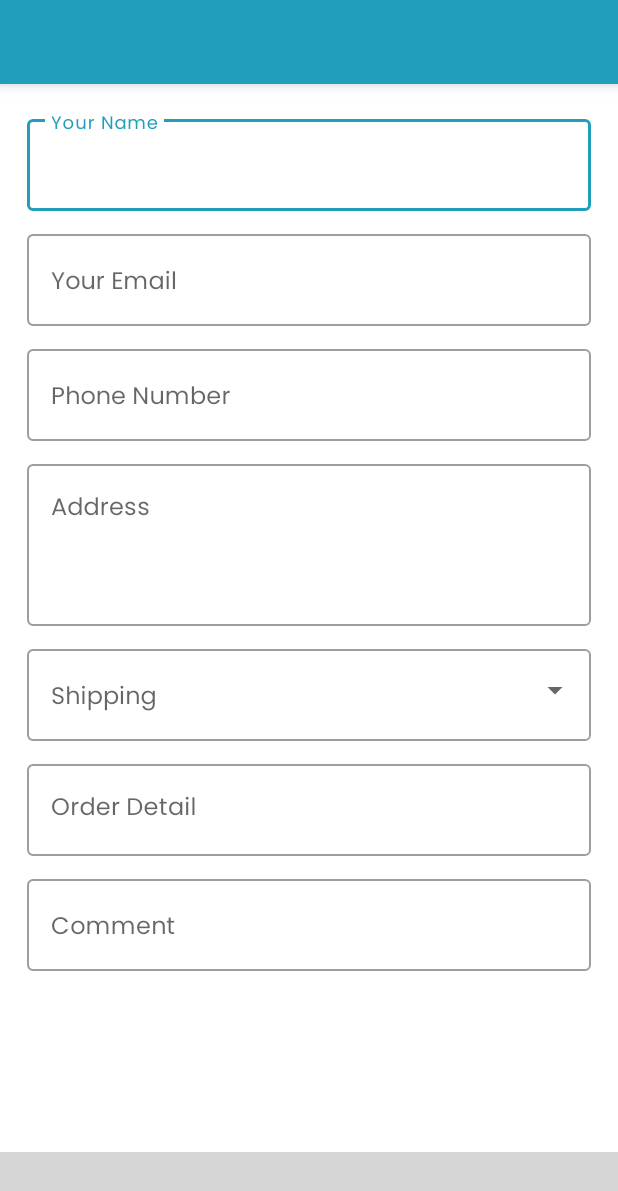
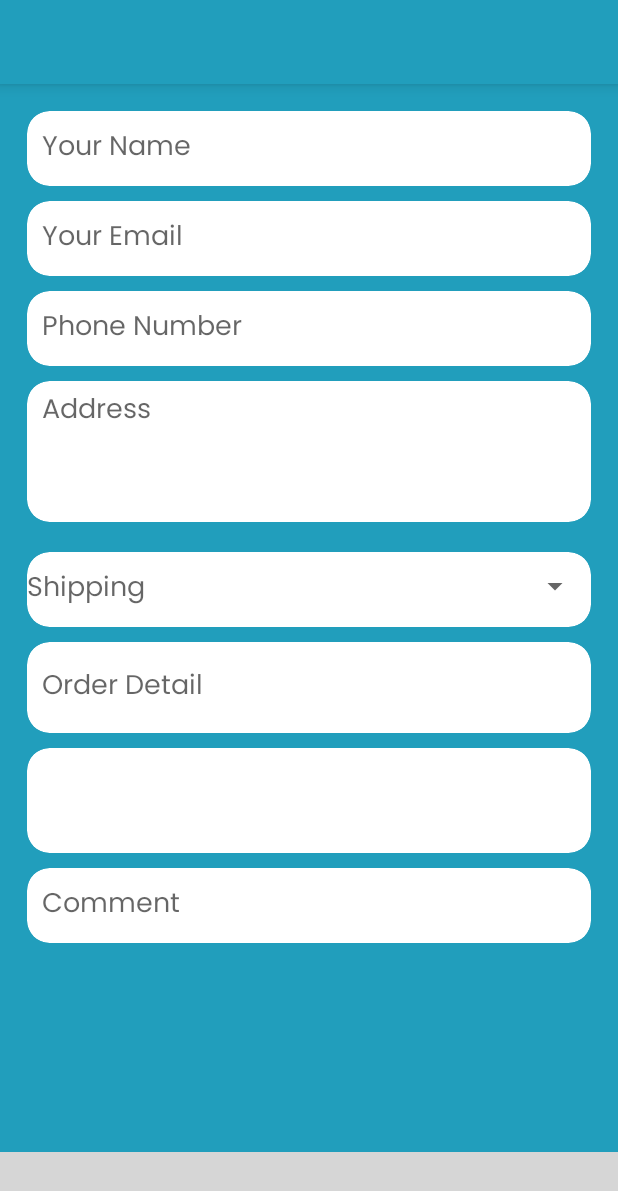
Before and after one commit to To-Rex/DiSO, an Android app: the layout activity_checkout.xml on its own in the app's theme, with its tools: preview values and no code run, on a phone screen of 412 x 824 dp. Shown: the top 1191 px of the screen. Run offline under Robolectric (Android 15) with nearby library versions, the phone set to English and light mode, and no system bars; plain views replace MaterialRippleLayout; network calls fail; grey boxes are pictures that could not be loaded.

Commit message:
first commit

```diff
--- a/app/src/main/res/layout/activity_cart.xml
+++ b/app/src/main/res/layout/activity_cart.xml
@@ -1,7 +1,7 @@
 <RelativeLayout xmlns:android="http://schemas.android.com/apk/res/android"
     android:layout_width="match_parent"
     android:layout_height="match_parent"
-    android:background="@color/white">
+    android:background="@color/color_2">
 
     <include
         android:id="@+id/toolbar"
@@ -38,7 +38,6 @@
             android:layout_height="wrap_content"
             android:layout_alignParentBottom="true" />
 
-
     </RelativeLayout>
 
     <include
--- a/app/src/main/res/layout/activity_checkout.xml
+++ b/app/src/main/res/layout/activity_checkout.xml
@@ -1,9 +1,10 @@
 <?xml version="1.0" encoding="utf-8"?>
 <RelativeLayout xmlns:android="http://schemas.android.com/apk/res/android"
     xmlns:app="http://schemas.android.com/apk/res-auto"
+    xmlns:tools="http://schemas.android.com/tools"
     android:layout_width="match_parent"
     android:layout_height="match_parent"
-    android:background="@color/white">
+    android:background="@color/color_2">
 
     <include
         android:id="@+id/toolbar"
@@ -25,103 +26,116 @@
             android:layout_margin="18dp"
             android:orientation="vertical">
 
-            <com.google.android.material.textfield.TextInputLayout
-                style="@style/Widget.MaterialComponents.TextInputLayout.OutlinedBox"
+            <androidx.cardview.widget.CardView
                 android:layout_width="match_parent"
-                android:layout_height="wrap_content">
-
+                android:layout_height="wrap_content"
+                app:cardCornerRadius="15dp"
+                app:cardElevation="0dp">
                 <EditText
                     android:id="@+id/edt_name"
                     android:layout_width="match_parent"
-                    android:layout_height="wrap_content"
+                    android:layout_height="50dp"
                     android:hint="@string/checkout_your_name"
+                    android:gravity="center_vertical"
+                    android:paddingStart="10dp"
+                    android:paddingEnd="10dp"
+                    android:textColor="@color/color_3"
                     android:inputType="textCapWords"
+                    android:background="@null"
                     android:maxLines="1"
-                    android:singleLine="true">
+                    android:singleLine="false"
+                    tools:ignore="Autofill" />
+            </androidx.cardview.widget.CardView>
 
-                </EditText>
-
-            </com.google.android.material.textfield.TextInputLayout>
-
-            <com.google.android.material.textfield.TextInputLayout
-                style="@style/Widget.MaterialComponents.TextInputLayout.OutlinedBox"
+            <androidx.cardview.widget.CardView
                 android:layout_width="match_parent"
                 android:layout_height="wrap_content"
-                android:layout_marginTop="10dp">
-
+                android:layout_marginTop="10dp"
+                app:cardCornerRadius="15dp"
+                app:cardElevation="0dp">
                 <EditText
                     android:id="@+id/edt_email"
                     android:layout_width="match_parent"
-                    android:layout_height="wrap_content"
+                    android:layout_height="50dp"
+                    android:gravity="center_vertical"
+                    android:paddingStart="10dp"
+                    android:paddingEnd="10dp"
+                    android:textColor="@color/color_3"
+                    android:background="@null"
                     android:hint="@string/checkout_email"
                     android:inputType="textEmailAddress"
                     android:maxLines="1"
-                    android:singleLine="true">
+                    android:singleLine="true"
+                    tools:ignore="Autofill" />
 
-                </EditText>
+            </androidx.cardview.widget.CardView>
 
-            </com.google.android.material.textfield.TextInputLayout>
-
-            <com.google.android.material.textfield.TextInputLayout
-                style="@style/Widget.MaterialComponents.TextInputLayout.OutlinedBox"
+            <androidx.cardview.widget.CardView
                 android:layout_width="match_parent"
                 android:layout_height="wrap_content"
-                android:layout_marginTop="10dp">
-
+                android:layout_marginTop="10dp"
+                app:cardCornerRadius="15dp"
+                app:cardElevation="0dp">
                 <EditText
                     android:id="@+id/edt_phone"
                     android:layout_width="match_parent"
-                    android:layout_height="wrap_content"
+                    android:layout_height="50dp"
+                    android:gravity="center_vertical"
+                    android:paddingStart="10dp"
+                    android:paddingEnd="10dp"
+                    android:textColor="@color/color_3"
+                    android:background="@null"
                     android:hint="@string/checkout_phone_number"
                     android:inputType="phone"
                     android:maxLines="1"
-                    android:singleLine="true">
+                    android:singleLine="true"/>
+            </androidx.cardview.widget.CardView>
 
-                </EditText>
-
-            </com.google.android.material.textfield.TextInputLayout>
-
-            <com.google.android.material.textfield.TextInputLayout
-                style="@style/Widget.MaterialComponents.TextInputLayout.OutlinedBox"
+            <androidx.cardview.widget.CardView
                 android:layout_width="match_parent"
                 android:layout_height="wrap_content"
-                android:layout_marginTop="10dp">
-
+                android:layout_marginTop="10dp"
+                app:cardCornerRadius="15dp"
+                app:cardElevation="0dp">
                 <EditText
                     android:id="@+id/edt_address"
                     android:layout_width="match_parent"
                     android:layout_height="wrap_content"
+                    android:paddingTop="5dp"
+                    android:paddingBottom="5dp"
+                    android:paddingStart="10dp"
+                    android:paddingEnd="10dp"
+                    android:textColor="@color/color_3"
+                    android:background="@null"
                     android:gravity="top"
                     android:hint="@string/checkout_address"
-                    android:lines="3">
-
+                    android:lines="3"
+                    tools:ignore="Autofill,TextFields">
                 </EditText>
-
-            </com.google.android.material.textfield.TextInputLayout>
+            </androidx.cardview.widget.CardView>
 
             <RelativeLayout
                 android:layout_width="match_parent"
                 android:layout_height="wrap_content"
                 android:layout_marginTop="10dp">
-
-                <com.google.android.material.textfield.TextInputLayout
-                    style="@style/Widget.MaterialComponents.TextInputLayout.OutlinedBox"
+                <androidx.cardview.widget.CardView
                     android:layout_width="match_parent"
-                    android:layout_height="wrap_content">
-
+                    android:layout_height="wrap_content"
+                    android:layout_marginTop="10dp"
+                    app:cardCornerRadius="15dp"
+                    app:cardElevation="0dp">
                     <EditText
                         android:id="@+id/edt_shipping"
                         android:layout_width="match_parent"
-                        android:layout_height="wrap_content"
+                        android:layout_height="50dp"
                         android:hint="@string/txt_shipping"
                         android:inputType="text"
+                        android:background="@null"
+                        android:gravity="center_vertical"
                         android:maxLines="1"
                         android:singleLine="true"
-                        android:textColor="@color/white">
-
-                    </EditText>
-
-                </com.google.android.material.textfield.TextInputLayout>
+                        android:textColor="@color/white"/>
+                </androidx.cardview.widget.CardView>
 
                 <Spinner
                     android:id="@+id/spinner"
@@ -132,62 +146,69 @@
 
             </RelativeLayout>
 
-            <com.google.android.material.textfield.TextInputLayout
-                style="@style/Widget.MaterialComponents.TextInputLayout.OutlinedBox"
+            <androidx.cardview.widget.CardView
                 android:layout_width="match_parent"
                 android:layout_height="wrap_content"
-                android:layout_marginTop="10dp">
-
+                android:layout_marginTop="10dp"
+                app:cardCornerRadius="15dp"
+                app:cardElevation="0dp">
                 <EditText
                     android:id="@+id/edt_order_list"
                     android:layout_width="match_parent"
-                    android:layout_height="wrap_content"
-                    android:gravity="top|left"
+                    android:layout_height="50dp"
+                    android:layout_marginTop="5dp"
+                    android:layout_marginBottom="5dp"
+                    android:paddingStart="10dp"
+                    android:paddingEnd="10dp"
+                    android:textColor="@color/color_3"
+                    android:background="@null"
+                    android:gravity="center_vertical"
                     android:hint="@string/checkout_order_list"
                     android:inputType="textMultiLine"
-                    android:textColor="@color/black">
+                    tools:ignore="Autofill" />
+            </androidx.cardview.widget.CardView>
 
-                </EditText>
-
-            </com.google.android.material.textfield.TextInputLayout>
-
-            <com.google.android.material.textfield.TextInputLayout
+            <androidx.cardview.widget.CardView
                 android:layout_width="match_parent"
                 android:layout_height="wrap_content"
-                android:visibility="gone">
-
+                android:layout_marginTop="10dp"
+                app:cardCornerRadius="15dp"
+                app:cardElevation="0dp">
                 <EditText
                     android:id="@+id/edt_order_total"
                     android:layout_width="match_parent"
-                    android:layout_height="wrap_content"
+                    android:layout_height="50dp"
+                    android:paddingStart="10dp"
+                    android:paddingEnd="10dp"
+                    android:textColor="@color/color_2"
+                    android:background="@null"
                     android:layout_margin="10dp"
+                    android:gravity="center_vertical"
                     android:layout_marginBottom="10dp"
                     android:inputType="text"
-                    android:padding="10dp"
-                    android:textColor="@color/hint">
+                    android:padding="10dp"/>
+            </androidx.cardview.widget.CardView>
 
-                </EditText>
-
-            </com.google.android.material.textfield.TextInputLayout>
-
-            <com.google.android.material.textfield.TextInputLayout
-                style="@style/Widget.MaterialComponents.TextInputLayout.OutlinedBox"
+            <androidx.cardview.widget.CardView
                 android:layout_width="match_parent"
                 android:layout_height="wrap_content"
-                android:layout_marginTop="10dp">
-
+                android:layout_marginTop="10dp"
+                app:cardCornerRadius="15dp"
+                app:cardElevation="0dp">
                 <EditText
                     android:id="@+id/edt_comment"
                     android:layout_width="match_parent"
-                    android:layout_height="wrap_content"
+                    android:layout_height="50dp"
+                    android:paddingStart="10dp"
+                    android:paddingEnd="10dp"
+                    android:textColor="@color/color_3"
+                    android:background="@null"
+                    android:gravity="center_vertical"
                     android:hint="@string/checkout_add_comment"
                     android:inputType="textCapWords"
                     android:maxLines="1"
-                    android:singleLine="true">
-
-                </EditText>
-
-            </com.google.android.material.textfield.TextInputLayout>
+                    android:singleLine="true"/>
+            </androidx.cardview.widget.CardView>
 
         </LinearLayout>
 
@@ -198,7 +219,7 @@
         android:layout_width="match_parent"
         android:layout_height="?actionBarSize"
         android:layout_alignParentBottom="true"
-        android:background="@color/colorPrimary">
+        android:background="@color/color_3">
 
         <com.balysv.materialripple.MaterialRippleLayout
             android:layout_width="match_parent"
--- a/app/src/main/res/layout/include_cart_total.xml
+++ b/app/src/main/res/layout/include_cart_total.xml
@@ -1,11 +1,11 @@
 <?xml version="1.0" encoding="utf-8"?>
 <RelativeLayout xmlns:android="http://schemas.android.com/apk/res/android"
+    xmlns:app="http://schemas.android.com/apk/res-auto"
     android:id="@+id/lytTotal"
     android:layout_width="match_parent"
     android:layout_height="wrap_content"
     android:layout_alignParentBottom="true"
-    android:background="@color/colorPrimary"
-    xmlns:app="http://schemas.android.com/apk/res-auto"
+    android:background="@color/color_3"
     android:padding="16dp">
 
     <LinearLayout
@@ -48,11 +48,11 @@
         android:id="@+id/lyt_checkout"
         android:layout_width="wrap_content"
         android:layout_height="wrap_content"
-        android:background="@color/colorAccent"
         android:layout_alignParentEnd="true"
         android:layout_alignParentRight="true"
+        android:background="@color/color_2"
         app:mrl_rippleAlpha="0.2"
-        app:mrl_rippleColor="@color/ripple_color"
+        app:mrl_rippleColor="@color/color_2"
         app:mrl_rippleHover="true"
         app:mrl_rippleOverlay="true">
 
@@ -60,8 +60,8 @@
             android:id="@+id/btn_checkout"
             android:layout_width="wrap_content"
             android:layout_height="wrap_content"
+            android:background="@color/transparent"
             android:text="@string/btn_checkout"
-        android:background="@color/transparent"
             android:textColor="@color/white"
             android:textStyle="bold" />
 
--- a/app/src/main/res/layout/input_dialog.xml
+++ b/app/src/main/res/layout/input_dialog.xml
@@ -1,5 +1,6 @@
 <?xml version="1.0" encoding="utf-8"?>
 <LinearLayout xmlns:android="http://schemas.android.com/apk/res/android"
+    xmlns:tools="http://schemas.android.com/tools"
     android:id="@+id/custom_dialog_layout_design_user_input"
     android:layout_width="match_parent"
     android:layout_height="match_parent"
@@ -11,6 +12,7 @@
         android:id="@+id/dialogTitle"
         android:layout_width="wrap_content"
         android:layout_height="wrap_content"
+        android:textColor="@color/color_3"
         android:text="@string/number_order"
         android:textAppearance="?android:attr/textAppearanceLarge" />
 
@@ -18,6 +20,8 @@
         android:id="@+id/userInputDialog"
         android:layout_width="match_parent"
         android:layout_height="wrap_content"
-        android:inputType="number" />
+        android:textColor="@color/color_3"
+        android:inputType="number"
+        tools:ignore="Autofill,LabelFor" />
 
 </LinearLayout>
--- a/app/src/main/res/layout/item_bottom_sheet.xml
+++ b/app/src/main/res/layout/item_bottom_sheet.xml
@@ -1,5 +1,7 @@
 <?xml version="1.0" encoding="utf-8"?>
 <LinearLayout xmlns:android="http://schemas.android.com/apk/res/android"
+    xmlns:app="http://schemas.android.com/apk/res-auto"
+    xmlns:tools="http://schemas.android.com/tools"
     android:layout_width="match_parent"
     android:layout_height="wrap_content"
     android:layout_gravity="bottom"
@@ -68,7 +70,8 @@
             android:gravity="center_vertical"
             android:text="AXJKH8732"
             android:textAppearance="@style/TextAppearance.AppCompat.Title"
-            android:textColor="@color/green" />
+            android:textColor="@color/colorPrimary"
+            tools:ignore="HardcodedText,RtlHardcoded" />
 
         <ImageView
             android:id="@+id/img_copy"
@@ -77,7 +80,8 @@
             android:paddingLeft="10dp"
             android:paddingRight="10dp"
             android:src="@drawable/ic_copy"
-            android:tint="@color/green" />
+            app:tint="@color/colorPrimary"
+            tools:ignore="ContentDescription" />
 
     </LinearLayout>
 
@@ -91,6 +95,7 @@
             android:id="@+id/sheet_order_list"
             android:layout_width="wrap_content"
             android:layout_height="match_parent"
+            android:textColor="@color/color_3"
             android:text=""
             android:textAppearance="@style/TextAppearance.AppCompat.Subhead" />
 
--- a/app/src/main/res/layout/item_cart.xml
+++ b/app/src/main/res/layout/item_cart.xml
@@ -1,9 +1,20 @@
 <?xml version="1.0" encoding="utf-8"?>
 <RelativeLayout xmlns:android="http://schemas.android.com/apk/res/android"
     xmlns:app="http://schemas.android.com/apk/res-auto"
+    xmlns:tools="http://schemas.android.com/tools"
+    android:background="@color/color_2"
     android:layout_width="match_parent"
     android:layout_height="wrap_content">
 
+    <androidx.cardview.widget.CardView
+        android:layout_width="match_parent"
+        android:layout_height="wrap_content"
+        android:layout_marginStart="10dp"
+        android:layout_marginTop="10dp"
+        android:layout_marginEnd="10dp"
+        android:layout_marginBottom="10dp"
+        app:cardCornerRadius="15dp"
+        app:cardElevation="0dp">
         <com.balysv.materialripple.MaterialRippleLayout
             android:id="@+id/lyt_parent"
             android:layout_width="match_parent"
@@ -55,9 +66,11 @@
                             android:layout_height="wrap_content"
                             android:layout_marginBottom="3dp"
                             android:text="Product Name"
+                            android:textColor="@color/color_3"
                             android:textAppearance="@style/Base.TextAppearance.AppCompat.Body2"
                             android:textSize="16sp"
-                        android:textStyle="bold" />
+                            android:textStyle="bold"
+                            tools:ignore="HardcodedText" />
 
                         <RelativeLayout
                             android:layout_width="match_parent"
@@ -74,8 +87,10 @@
                                     android:id="@+id/product_quantity"
                                     android:layout_width="wrap_content"
                                     android:layout_height="wrap_content"
+                                    android:textColor="@color/color_2"
                                     android:text="5"
-                                android:textSize="12sp" />
+                                    android:textSize="12sp"
+                                    tools:ignore="HardcodedText" />
 
                             </LinearLayout>
 
@@ -86,8 +101,9 @@
                                 android:layout_alignParentEnd="true"
                                 android:layout_alignParentRight="true"
                                 android:text="10 USD"
-                            android:textColor="@color/txt_price_color"
-                            android:textStyle="bold" />
+                                android:textColor="@color/colorPrimary"
+                                android:textStyle="bold"
+                                tools:ignore="HardcodedText" />
 
                         </RelativeLayout>
 
@@ -98,5 +114,6 @@
             </LinearLayout>
 
         </com.balysv.materialripple.MaterialRippleLayout>
+    </androidx.cardview.widget.CardView>
 
 </RelativeLayout>
--- a/app/src/main/res/layout/item_category.xml
+++ b/app/src/main/res/layout/item_category.xml
@@ -38,7 +38,7 @@
 
                 <TextView
                     android:id="@+id/category_name"
-                    android:layout_width="wrap_content"
+                    android:layout_width="10dp"
                     android:layout_height="wrap_content"
                     android:text=""
                     android:textAppearance="@style/Base.TextAppearance.AppCompat.Body2"
--- a/app/src/main/res/layout/item_help.xml
+++ b/app/src/main/res/layout/item_help.xml
@@ -36,6 +36,7 @@
                     android:layout_width="wrap_content"
                     android:layout_height="wrap_content"
                     android:text="@string/how_to_order"
+                    android:textColor="@color/color_3"
                     android:textAppearance="@style/Base.TextAppearance.AppCompat.Body2"
                     android:textSize="16sp"
                     android:textStyle="bold" />
```
Lines whose indentation alone changed are shown as unchanged.
